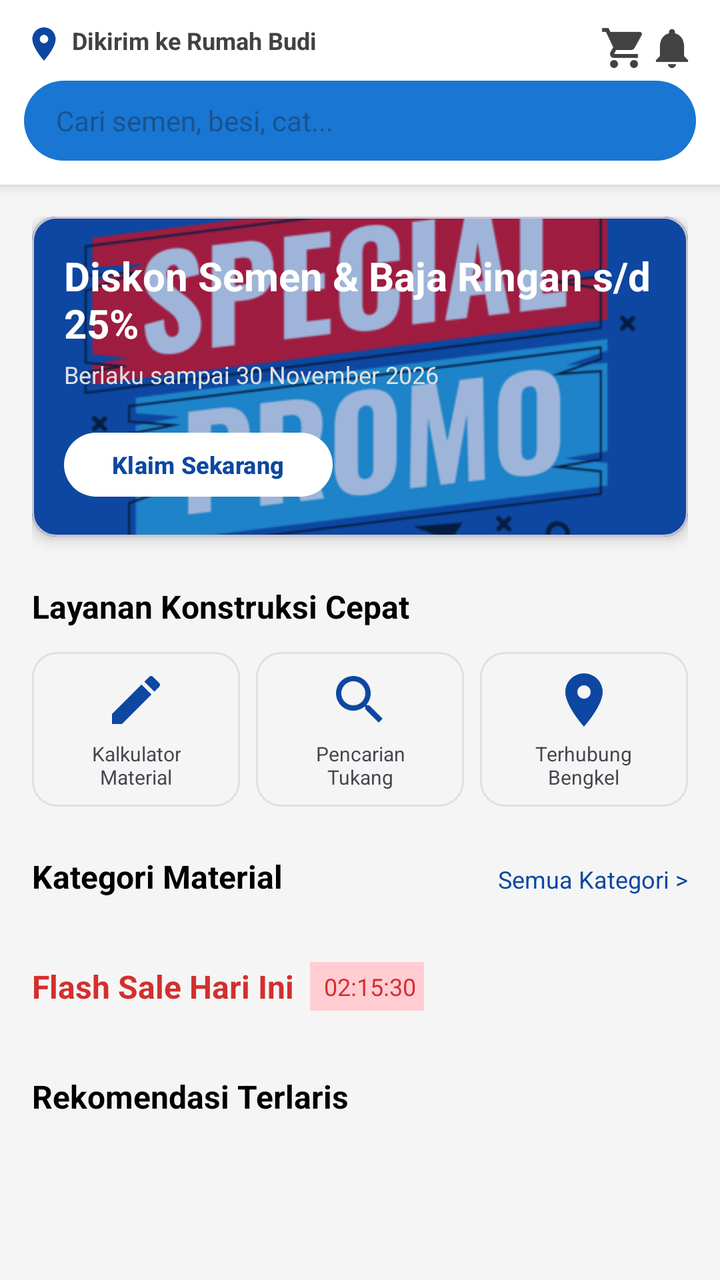
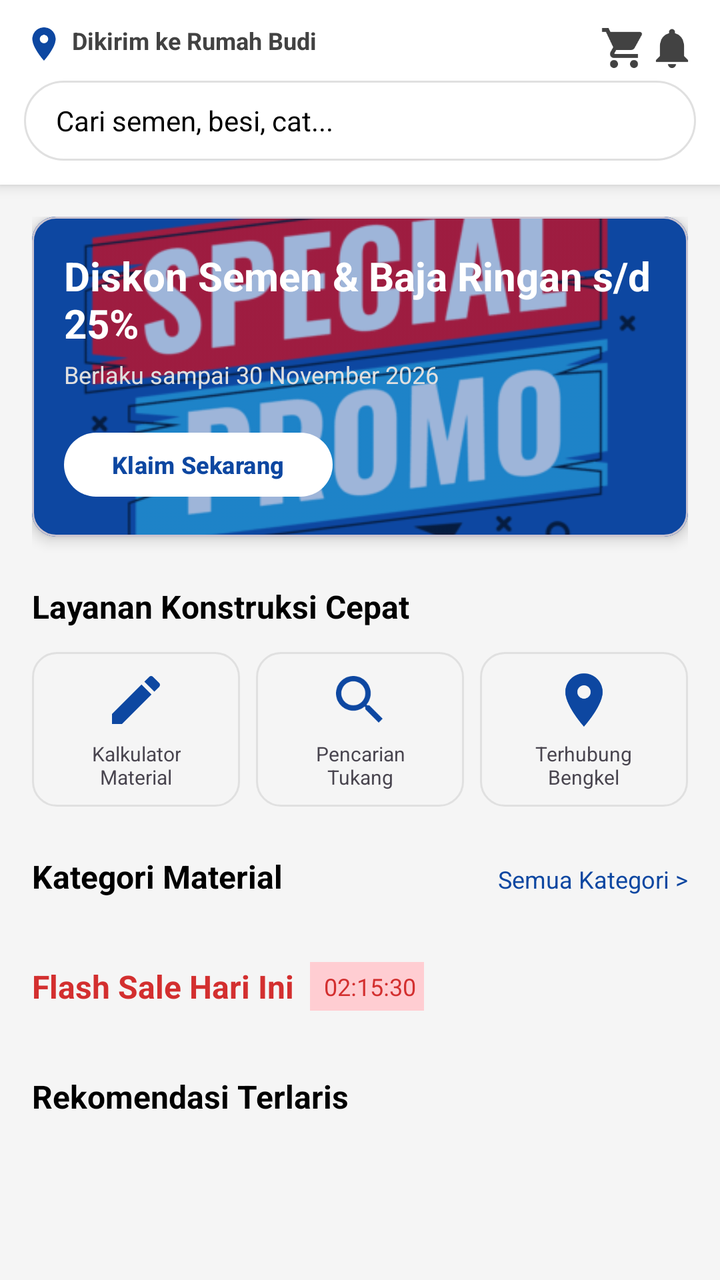

Two renders of the same Android screen: before a commit and after it. Below are the layout's source before the change and the commit's diff.
<!-- AndroidManifest.xml: application theme Theme.Rey_halopanda -->
<!-- res/layout/fragment_home.xml -->
<?xml version="1.0" encoding="utf-8"?>
<androidx.constraintlayout.widget.ConstraintLayout
    xmlns:android="http://schemas.android.com/apk/res/android"
    xmlns:app="http://schemas.android.com/apk/res-auto"
    xmlns:tools="http://schemas.android.com/tools"
    android:layout_width="match_parent"
    android:layout_height="match_parent"
    android:background="#F5F5F5">

    
    <androidx.constraintlayout.widget.ConstraintLayout
        android:id="@+id/topBar"
        android:layout_width="match_parent"
        android:layout_height="wrap_content"
        android:background="#FFFFFF"
        android:elevation="4dp"
        android:padding="12dp"
        app:layout_constraintTop_toTopOf="parent">

        <ImageView
            android:id="@+id/ivLocation"
            android:layout_width="20dp"
            android:layout_height="20dp"
            android:src="@drawable/ic_location"
            app:layout_constraintStart_toStartOf="parent"
            app:layout_constraintTop_toTopOf="parent"
            app:tint="#0D47A1" />

        <TextView
            android:id="@+id/tvLocation"
            android:layout_width="0dp"
            android:layout_height="wrap_content"
            android:layout_marginStart="4dp"
            android:text="Dikirim ke Rumah Budi"
            android:textColor="#424242"
            android:textSize="12sp"
            android:textStyle="bold"
            app:layout_constraintEnd_toStartOf="@+id/ivCart"
            app:layout_constraintStart_toEndOf="@+id/ivLocation"
            app:layout_constraintTop_toTopOf="@+id/ivLocation" />

        <ImageView
            android:id="@+id/ivCart"
            android:layout_width="24dp"
            android:layout_height="24dp"
            android:src="@drawable/ic_cart"
            app:layout_constraintEnd_toStartOf="@+id/ivNotif"
            app:layout_constraintTop_toTopOf="parent"
            app:tint="#424242" />

        <ImageView
            android:id="@+id/ivNotif"
            android:layout_width="24dp"
            android:layout_height="24dp"
            android:layout_marginStart="16dp"
            android:src="@drawable/ic_notifications"
            app:layout_constraintEnd_toEndOf="parent"
            app:layout_constraintTop_toTopOf="parent"
            app:tint="#424242" />

        <EditText
            android:id="@+id/etSearch"
            android:layout_width="0dp"
            android:layout_height="40dp"
            android:layout_marginTop="12dp"
            android:background="@drawable/bg_search"
            android:hint="Cari semen, besi, cat..."
            android:paddingStart="16dp"
            android:textSize="14sp"
            app:layout_constraintEnd_toEndOf="parent"
            app:layout_constraintStart_toStartOf="parent"
            app:layout_constraintTop_toBottomOf="@+id/tvLocation" />
    </androidx.constraintlayout.widget.ConstraintLayout>

    
    <androidx.core.widget.NestedScrollView
        android:layout_width="match_parent"
        android:layout_height="0dp"
        app:layout_constraintBottom_toBottomOf="parent"
        app:layout_constraintTop_toBottomOf="@+id/topBar">

        <LinearLayout
            android:layout_width="match_parent"
            android:layout_height="wrap_content"
            android:orientation="vertical"
            android:padding="16dp">

            
            <com.google.android.material.card.MaterialCardView
                android:layout_width="match_parent"
                android:layout_height="160dp"
                android:layout_marginBottom="24dp"
                app:cardCornerRadius="12dp"
                app:cardElevation="4dp">

                <androidx.constraintlayout.widget.ConstraintLayout
                    android:layout_width="match_parent"
                    android:layout_height="match_parent"
                    android:background="#0D47A1">

                    <ImageView
                        android:layout_width="match_parent"
                        android:layout_height="match_parent"
                        android:alpha="0.6"
                        android:scaleType="centerCrop"
                        android:src="@drawable/banner_promo" />

                    <TextView
                        android:id="@+id/tvBannerTitle"
                        android:layout_width="0dp"
                        android:layout_height="wrap_content"
                        android:layout_marginStart="16dp"
                        android:layout_marginTop="16dp"
                        android:layout_marginEnd="16dp"
                        android:text="Diskon Semen &amp; Baja Ringan s/d 25%"
                        android:textColor="#FFFFFF"
                        android:textSize="20sp"
                        android:textStyle="bold"
                        app:layout_constraintEnd_toEndOf="parent"
                        app:layout_constraintStart_toStartOf="parent"
                        app:layout_constraintTop_toTopOf="parent" />

                    <TextView
                        android:id="@+id/tvBannerSubtitle"
                        android:layout_width="0dp"
                        android:layout_height="wrap_content"
                        android:layout_marginStart="16dp"
                        android:layout_marginTop="4dp"
                        android:text="Berlaku sampai 30 November 2026"
                        android:textColor="#E0E0E0"
                        android:textSize="12sp"
                        app:layout_constraintStart_toStartOf="parent"
                        app:layout_constraintTop_toBottomOf="@+id/tvBannerTitle" />

                    <com.google.android.material.button.MaterialButton
                        android:id="@+id/btnKlaim"
                        android:layout_width="wrap_content"
                        android:layout_height="40dp"
                        android:layout_marginStart="16dp"
                        android:layout_marginBottom="16dp"
                        android:text="Klaim Sekarang"
                        android:textColor="#0D47A1"
                        android:textSize="12sp"
                        android:textStyle="bold"
                        app:backgroundTint="#FFFFFF"
                        app:cornerRadius="20dp"
                        app:layout_constraintBottom_toBottomOf="parent"
                        app:layout_constraintStart_toStartOf="parent" />
                </androidx.constraintlayout.widget.ConstraintLayout>
            </com.google.android.material.card.MaterialCardView>

            
            <TextView
                android:layout_width="wrap_content"
                android:layout_height="wrap_content"
                android:layout_marginBottom="12dp"
                android:text="Layanan Konstruksi Cepat"
                android:textColor="#000000"
                android:textSize="16sp"
                android:textStyle="bold" />

            <LinearLayout
                android:layout_width="match_parent"
                android:layout_height="wrap_content"
                android:layout_marginBottom="24dp"
                android:orientation="horizontal"
                android:weightSum="3">

                
                <LinearLayout
                    android:id="@+id/btnMenuKalkulator"
                    android:layout_width="0dp"
                    android:layout_height="wrap_content"
                    android:layout_weight="1"
                    android:layout_marginEnd="4dp"
                    android:background="@drawable/bg_input"
                    android:gravity="center"
                    android:orientation="vertical"
                    android:padding="8dp">

                    <ImageView
                        android:layout_width="32dp"
                        android:layout_height="32dp"
                        android:src="@drawable/ic_edit"
                        app:tint="#0D47A1" />
                    <TextView
                        android:layout_width="wrap_content"
                        android:layout_height="wrap_content"
                        android:layout_marginTop="4dp"
                        android:text="Kalkulator\nMaterial"
                        android:textAlignment="center"
                        android:textSize="10sp" />
                </LinearLayout>

                
                <LinearLayout
                    android:id="@+id/btnMenuTukang"
                    android:layout_width="0dp"
                    android:layout_height="wrap_content"
                    android:layout_weight="1"
                    android:layout_marginHorizontal="4dp"
                    android:background="@drawable/bg_input"
                    android:gravity="center"
                    android:orientation="vertical"
                    android:padding="8dp">

                    <ImageView
                        android:layout_width="32dp"
                        android:layout_height="32dp"
                        android:src="@drawable/ic_search"
                        app:tint="#0D47A1" />
                    <TextView
                        android:layout_width="wrap_content"
                        android:layout_height="wrap_content"
                        android:layout_marginTop="4dp"
                        android:text="Pencarian\nTukang"
                        android:textAlignment="center"
                        android:textSize="10sp" />
                </LinearLayout>

                
                <LinearLayout
                    android:id="@+id/btnMenuBengkel"
                    android:layout_width="0dp"
                    android:layout_height="wrap_content"
                    android:layout_weight="1"
                    android:layout_marginStart="4dp"
                    android:background="@drawable/bg_input"
                    android:gravity="center"
                    android:orientation="vertical"
                    android:padding="8dp">

                    <ImageView
                        android:layout_width="32dp"
                        android:layout_height="32dp"
                        android:src="@drawable/ic_location"
                        app:tint="#0D47A1" />
                    <TextView
                        android:layout_width="wrap_content"
                        android:layout_height="wrap_content"
                        android:layout_marginTop="4dp"
                        android:text="Terhubung\nBengkel"
                        android:textAlignment="center"
                        android:textSize="10sp" />
                </LinearLayout>
            </LinearLayout>

            
            <LinearLayout
                android:layout_width="match_parent"
                android:layout_height="wrap_content"
                android:layout_marginBottom="8dp"
                android:orientation="horizontal">
                <TextView
                    android:layout_width="0dp"
                    android:layout_height="wrap_content"
                    android:layout_weight="1"
                    android:text="Kategori Material"
                    android:textColor="#000000"
                    android:textSize="16sp"
                    android:textStyle="bold" />
                <TextView
                    android:layout_width="wrap_content"
                    android:layout_height="wrap_content"
                    android:text="Semua Kategori >"
                    android:textColor="#0D47A1"
                    android:textSize="12sp" />
            </LinearLayout>

            <androidx.recyclerview.widget.RecyclerView
                android:id="@+id/rvKategori"
                android:layout_width="match_parent"
                android:layout_height="wrap_content"
                android:layout_marginBottom="24dp"
                app:layoutManager="androidx.recyclerview.widget.GridLayoutManager"
                app:spanCount="4"
                tools:itemCount="4"
                tools:listitem="@layout/item_kategori" />

            
            <LinearLayout
                android:layout_width="match_parent"
                android:layout_height="wrap_content"
                android:layout_marginBottom="8dp"
                android:gravity="center_vertical"
                android:orientation="horizontal">
                <TextView
                    android:layout_width="wrap_content"
                    android:layout_height="wrap_content"
                    android:text="Flash Sale Hari Ini"
                    android:textColor="#D32F2F"
                    android:textSize="16sp"
                    android:textStyle="bold" />
                <TextView
                    android:layout_width="wrap_content"
                    android:layout_height="wrap_content"
                    android:layout_marginStart="8dp"
                    android:background="#FFCDD2"
                    android:padding="4dp"
                    android:text=" 02:15:30"
                    android:textColor="#D32F2F"
                    android:textSize="12sp" />
            </LinearLayout>

            <androidx.recyclerview.widget.RecyclerView
                android:id="@+id/rvFlashSale"
                android:layout_width="match_parent"
                android:layout_height="wrap_content"
                android:layout_marginBottom="24dp"
                android:orientation="horizontal"
                app:layoutManager="androidx.recyclerview.widget.LinearLayoutManager"
                tools:itemCount="3"
                tools:listitem="@layout/item_produk" />

            
            <TextView
                android:layout_width="wrap_content"
                android:layout_height="wrap_content"
                android:layout_marginBottom="8dp"
                android:text="Rekomendasi Terlaris"
                android:textColor="#000000"
                android:textSize="16sp"
                android:textStyle="bold" />

            <androidx.recyclerview.widget.RecyclerView
                android:id="@+id/rvProduk"
                android:layout_width="match_parent"
                android:layout_height="wrap_content"
                app:layoutManager="androidx.recyclerview.widget.GridLayoutManager"
                app:spanCount="2"
                tools:itemCount="4"
                tools:listitem="@layout/item_produk" />

        </LinearLayout>
    </androidx.core.widget.NestedScrollView>
</androidx.constraintlayout.widget.ConstraintLayout>
<!-- res/layout/item_kategori.xml (included above) -->
<?xml version="1.0" encoding="utf-8"?>
<LinearLayout xmlns:android="http://schemas.android.com/apk/res/android"
    xmlns:app="http://schemas.android.com/apk/res-auto"
    android:layout_width="match_parent"
    android:layout_height="wrap_content"
    android:orientation="vertical"
    android:gravity="center"
    android:padding="8dp">

    <com.google.android.material.card.MaterialCardView
        android:layout_width="56dp"
        android:layout_height="56dp"
        app:cardCornerRadius="28dp"
        app:cardBackgroundColor="#E3F2FD"
        app:cardElevation="2dp">

        <ImageView
            android:id="@+id/ivKategori"
            android:layout_width="32dp"
            android:layout_height="32dp"
            android:layout_gravity="center"
            android:src="@android:drawable/ic_menu_gallery"
            app:tint="#0D47A1" />
    </com.google.android.material.card.MaterialCardView>

    <TextView
        android:id="@+id/tvNamaKategori"
        android:layout_width="match_parent"
        android:layout_height="wrap_content"
        android:layout_marginTop="6dp"
        android:text="Semen"
        android:textSize="11sp"
        android:gravity="center"
        android:maxLines="2"
        android:textColor="#424242" />
</LinearLayout>
<!-- res/layout/item_produk.xml (included above) -->
<?xml version="1.0" encoding="utf-8"?>
<com.google.android.material.card.MaterialCardView
    xmlns:android="http://schemas.android.com/apk/res/android"
    xmlns:app="http://schemas.android.com/apk/res-auto"
    android:layout_width="match_parent"
    android:layout_height="wrap_content"
    android:layout_margin="6dp"
    app:cardCornerRadius="12dp"
    app:cardElevation="3dp"
    app:cardBackgroundColor="#FFFFFF">

    <LinearLayout
        android:layout_width="match_parent"
        android:layout_height="wrap_content"
        android:orientation="vertical">


        <ImageView
            android:id="@+id/ivProduk"
            android:layout_width="match_parent"
            android:layout_height="120dp"
            android:scaleType="centerCrop"
            android:src="@android:drawable/ic_menu_gallery"
            android:background="#F5F5F5" />

        <LinearLayout
            android:layout_width="match_parent"
            android:layout_height="wrap_content"
            android:orientation="vertical"
            android:padding="8dp">


            <TextView
                android:id="@+id/tvFlashSaleTag"
                android:layout_width="wrap_content"
                android:layout_height="wrap_content"
                android:text="FLASH SALE"
                android:textColor="#FFFFFF"
                android:textSize="9sp"
                android:textStyle="bold"
                android:background="#D32F2F"
                android:paddingHorizontal="6dp"
                android:paddingVertical="2dp"
                android:visibility="gone" />


            <TextView
                android:id="@+id/tvNamaProduk"
                android:layout_width="match_parent"
                android:layout_height="wrap_content"
                android:layout_marginTop="4dp"
                android:text="Semen Tiga Roda 50kg"
                android:textSize="13sp"
                android:textColor="#212121"
                android:maxLines="2"
                android:ellipsize="end" />


            <TextView
                android:id="@+id/tvHarga"
                android:layout_width="wrap_content"
                android:layout_height="wrap_content"
                android:layout_marginTop="4dp"
                android:text="Rp 65.000"
                android:textSize="14sp"
                android:textStyle="bold"
                android:textColor="#D32F2F" />


            <TextView
                android:id="@+id/tvHargaCoret"
                android:layout_width="wrap_content"
                android:layout_height="wrap_content"
                android:text="Rp 80.000"
                android:textSize="11sp"
                android:textColor="#9E9E9E"
                android:visibility="gone" />

            <LinearLayout
                android:layout_width="match_parent"
                android:layout_height="wrap_content"
                android:layout_marginTop="4dp"
                android:orientation="horizontal">

                <TextView
                    android:id="@+id/tvRating"
                    android:layout_width="wrap_content"
                    android:layout_height="wrap_content"
                    android:text="★ 5.0"
                    android:textColor="#FFA000"
                    android:textSize="11sp" />

                <TextView
                    android:id="@+id/tvTerjual"
                    android:layout_width="wrap_content"
                    android:layout_height="wrap_content"
                    android:layout_marginStart="8dp"
                    android:text="100+ terjual"
                    android:textColor="#757575"
                    android:textSize="11sp" />
            </LinearLayout>


            <com.google.android.material.button.MaterialButton
                android:id="@+id/btnBeli"
                android:layout_width="match_parent"
                android:layout_height="35dp"
                android:layout_marginTop="8dp"
                android:text="Beli"
                android:textColor="#FFFFFF"
                android:textSize="12sp"
                android:textStyle="bold"
                app:backgroundTint="#0D47A1"
                app:cornerRadius="8dp"
                android:insetTop="0dp"
                android:insetBottom="0dp" />
        </LinearLayout>
    </LinearLayout>
</com.google.android.material.card.MaterialCardView>
<!-- resources referenced by this layout -->
<resources>
  <!-- drawable banner_promo: png bitmap (drawable, 13902 bytes) -->
  <!-- drawable bg_input (drawable) -->
  <?xml version="1.0" encoding="utf-8"?>
  <shape xmlns:android="http://schemas.android.com/apk/res/android">
      <solid android:color="#F5F5F5" />
      <corners android:radius="12dp" />
      <stroke android:width="1dp" android:color="#E0E0E0" />
  </shape>
  <!-- drawable bg_search (drawable) -->
  <?xml version="1.0" encoding="utf-8"?>
  <shape xmlns:android="http://schemas.android.com/apk/res/android"
      android:shape="rectangle">
  
      
      <solid android:color="#1976D2" />
  
      
      <corners android:radius="20dp" />
  
      
      <padding
          android:bottom="8dp"
          android:left="12dp"
          android:right="12dp"
          android:top="8dp" />
  
  </shape>
  <!-- drawable ic_cart (drawable) -->
  <vector xmlns:android="http://schemas.android.com/apk/res/android"
      android:width="24dp" android:height="24dp"
      android:viewportWidth="24" android:viewportHeight="24">
      <path android:fillColor="#FF000000"
          android:pathData="M7,18c-1.1,0 -1.99,0.9 -1.99,2S5.9,22 7,22s2,-0.9 2,-2 -0.9,-2 -2,-2zM1,2v2h2l3.6,7.59 -1.35,2.45c-0.16,0.28 -0.25,0.61 -0.25,0.96 0,1.1 0.9,2 2,2h12v-2L7.42,15c-0.14,0 -0.25,-0.11 -0.25,-0.25l0.03,-0.12 0.9,-1.63h7.45c0.75,0 1.41,-0.41 1.75,-1.03l3.58,-6.49c0.08,-0.14 0.12,-0.31 0.12,-0.48 0,-0.55 -0.45,-1 -1,-1L5.21,4l-0.94,-2L1,2zM17,18c-1.1,0 -1.99,0.9 -1.99,2s0.89,2 1.99,2 2,-0.9 2,-2 -0.9,-2 -2,-2z"/>
  </vector>
  <!-- drawable ic_edit (drawable) -->
  <vector xmlns:android="http://schemas.android.com/apk/res/android"
      android:width="24dp" android:height="24dp"
      android:viewportWidth="24" android:viewportHeight="24">
      <path android:fillColor="#FF000000"
          android:pathData="M3,17.25V21h3.75L17.81,9.94l-3.75,-3.75L3,17.25zM20.71,7.04c0.39,-0.39 0.39,-1.02 0,-1.41l-2.34,-2.34c-0.39,-0.39 -1.02,-0.39 -1.41,0l-1.83,1.83 3.75,3.75 1.83,-1.83z"/>
  </vector>
  <!-- drawable ic_location (drawable) -->
  <vector xmlns:android="http://schemas.android.com/apk/res/android"
      android:width="24dp" android:height="24dp"
      android:viewportWidth="24" android:viewportHeight="24">
      <path android:fillColor="#FF000000"
          android:pathData="M12,2C8.13,2 5,5.13 5,9c0,5.25 7,13 7,13s7,-7.75 7,-13c0,-3.87 -3.13,-7 -7,-7zM12,11.5c-1.38,0 -2.5,-1.12 -2.5,-2.5s1.12,-2.5 2.5,-2.5 2.5,1.12 2.5,2.5 -1.12,2.5 -2.5,2.5z"/>
  </vector>
  <!-- drawable ic_notifications (drawable) -->
  <vector xmlns:android="http://schemas.android.com/apk/res/android"
      android:width="24dp" android:height="24dp"
      android:viewportWidth="24" android:viewportHeight="24">
      <path android:fillColor="#FF000000"
          android:pathData="M12,22c1.1,0 2,-0.9 2,-2h-4c0,1.1 0.89,2 2,2zM18,16v-5c0,-3.07 -1.64,-5.64 -4.5,-6.32L13.5,4c0,-0.83 -0.67,-1.5 -1.5,-1.5s-1.5,0.67 -1.5,1.5v0.68C7.63,5.36 6,7.92 6,11v5l-2,2v1h16v-1l-2,-2z"/>
  </vector>
  <!-- drawable ic_search (drawable) -->
  <vector xmlns:android="http://schemas.android.com/apk/res/android"
      android:width="24dp" android:height="24dp"
      android:viewportWidth="24" android:viewportHeight="24">
      <path android:fillColor="#FF000000"
          android:pathData="M15.5,14h-0.79l-0.28,-0.27C15.41,12.59 16,11.11 16,9.5 16,5.91 13.09,3 9.5,3S3,5.91 3,9.5 5.91,16 9.5,16c1.61,0 3.09,-0.59 4.23,-1.57l0.27,0.28v0.79l5,4.99L20.49,19l-4.99,-5zM9.5,14C7.01,14 5,11.99 5,9.5S7.01,5 9.5,5 14,7.01 14,9.5 11.99,14 9.5,14z"/>
  </vector>
  <style name="Theme.Rey_halopanda" parent="Theme.Material3.DayNight.NoActionBar">
          
      </style>
</resources>

<!-- the commit's change to res/layout/fragment_home.xml (unified diff, before → after) -->
@@ -63,10 +63,14 @@
             android:layout_width="0dp"
             android:layout_height="40dp"
             android:layout_marginTop="12dp"
-            android:background="@drawable/bg_search"
+            android:background="@drawable/bg_search_white"
             android:hint="Cari semen, besi, cat..."
             android:paddingStart="16dp"
             android:textSize="14sp"
+            android:focusable="false"
+            android:clickable="true"
+            android:textColor="#000000"
+            android:textColorHint="#000000"
             app:layout_constraintEnd_toEndOf="parent"
             app:layout_constraintStart_toStartOf="parent"
             app:layout_constraintTop_toBottomOf="@+id/tvLocation" />
<!-- resource entries referenced after the edit -->
@@ -8,24 +8,17 @@
       <corners android:radius="12dp" />
       <stroke android:width="1dp" android:color="#E0E0E0" />
   </shape>
-  <!-- drawable bg_search (drawable) -->
+  <!-- drawable bg_search_white (drawable) -->
   <?xml version="1.0" encoding="utf-8"?>
-  <shape xmlns:android="http://schemas.android.com/apk/res/android"
-      android:shape="rectangle">
-  
+  <shape xmlns:android="http://schemas.android.com/apk/res/android" android:shape="rectangle">
       
-      <solid android:color="#1976D2" />
+      <solid android:color="#FFFFFF" />
   
       
       <corners android:radius="20dp" />
   
       
-      <padding
-          android:bottom="8dp"
-          android:left="12dp"
-          android:right="12dp"
-          android:top="8dp" />
-  
+      <stroke android:width="1dp" android:color="#E0E0E0" />
   </shape>
   <!-- drawable ic_cart (drawable) -->
   <vector xmlns:android="http://schemas.android.com/apk/res/android"
